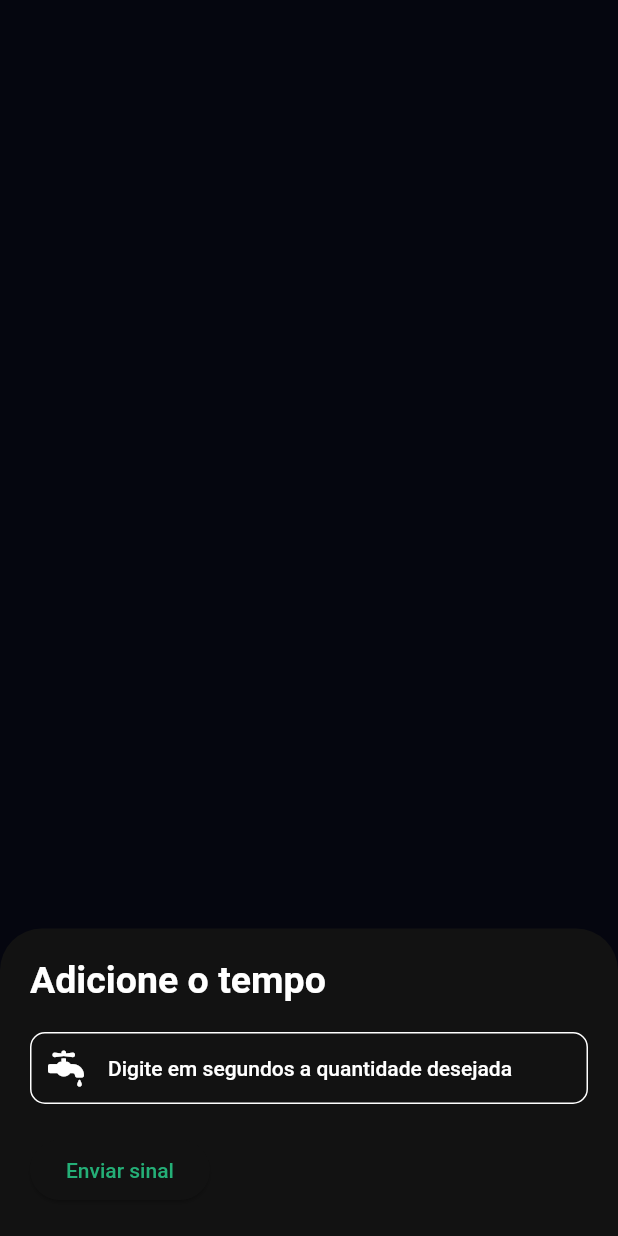
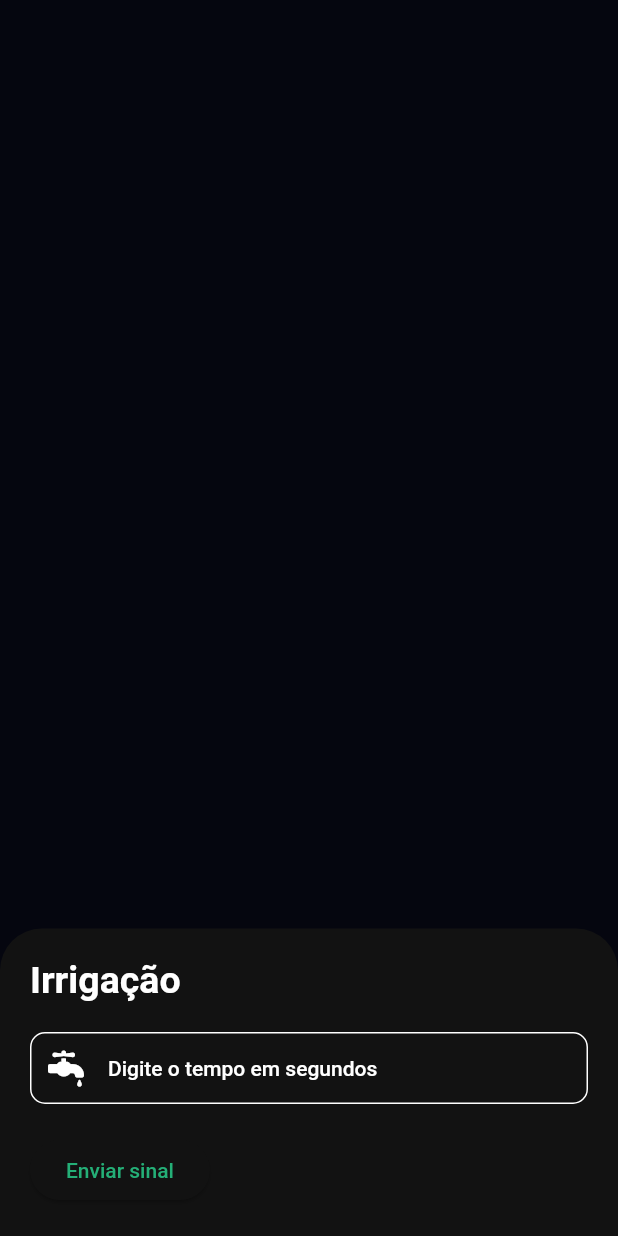
Before and after one commit to JMTheo/FarmHub, a Flutter app: what getWaterModal() shows on an empty page, opened directly with empty values, on a phone screen of 412 x 824 dp. Run offline on Flutter 3.47's test engine with Material 2 defaults, Android fonts, the phone set to English and light mode, and no system bars; our stand-ins replace bot_toast, cloud_firestore, device_info_plus, firebase_auth, firebase_core, fluttertoast and 2 more; missing offline and left inert: mqtt_client; accounts and stored records are empty; statements that could not run were skipped.

Commit message:
ajuste btn

```diff
--- a/lib/modal/activate_water.dart
+++ b/lib/modal/activate_water.dart
@@ -24,10 +24,10 @@ getWaterModal(context, String farmID) {
           mainAxisSize: MainAxisSize.min,
           crossAxisAlignment: CrossAxisAlignment.start,
           children: [
-            const Text('Adicione o tempo', style: kHighTitle),
+            const Text('Irrigação', style: kHighTitle),
             kSpaceBox,
             OutlineTextForm(
-              hintTxt: 'Digite em segundos a quantidade desejada',
+              hintTxt: 'Digite o tempo em segundos',
               iconData: FontAwesomeIcons.faucetDrip,
               hideText: false,
               keyType: TextInputType.number,
```
Also changed, not shown: lib/controller/iot_controller.dart (+9 -7 lines), lib/screens/detailed_plant.dart (+10 -0 lines).
